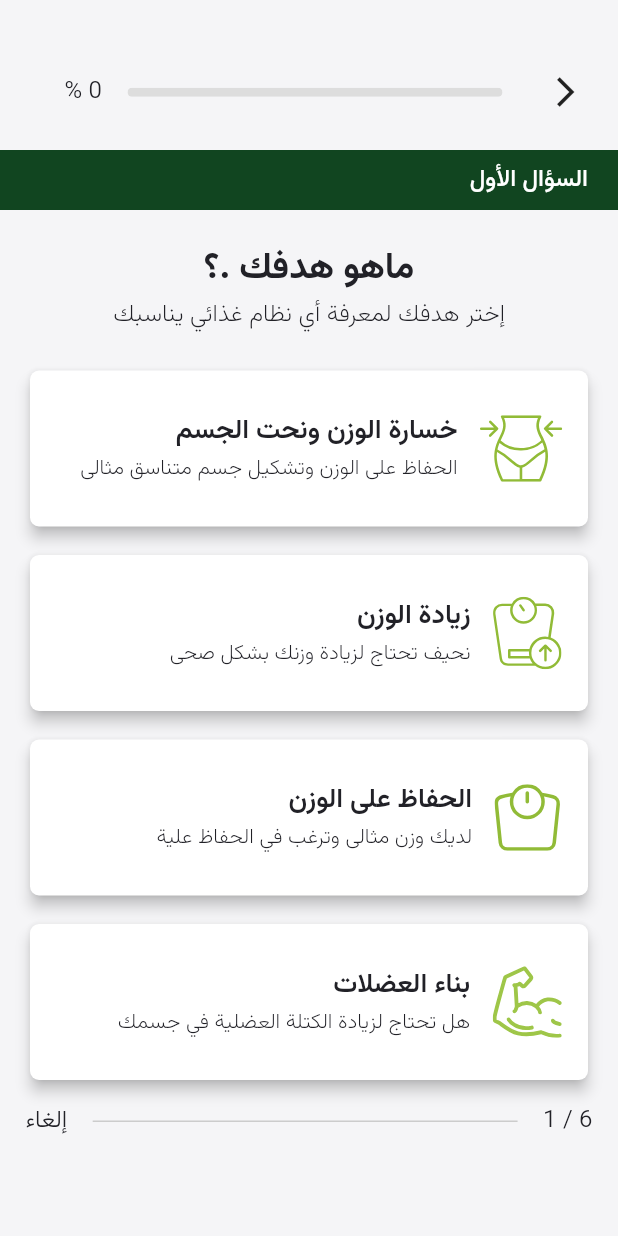
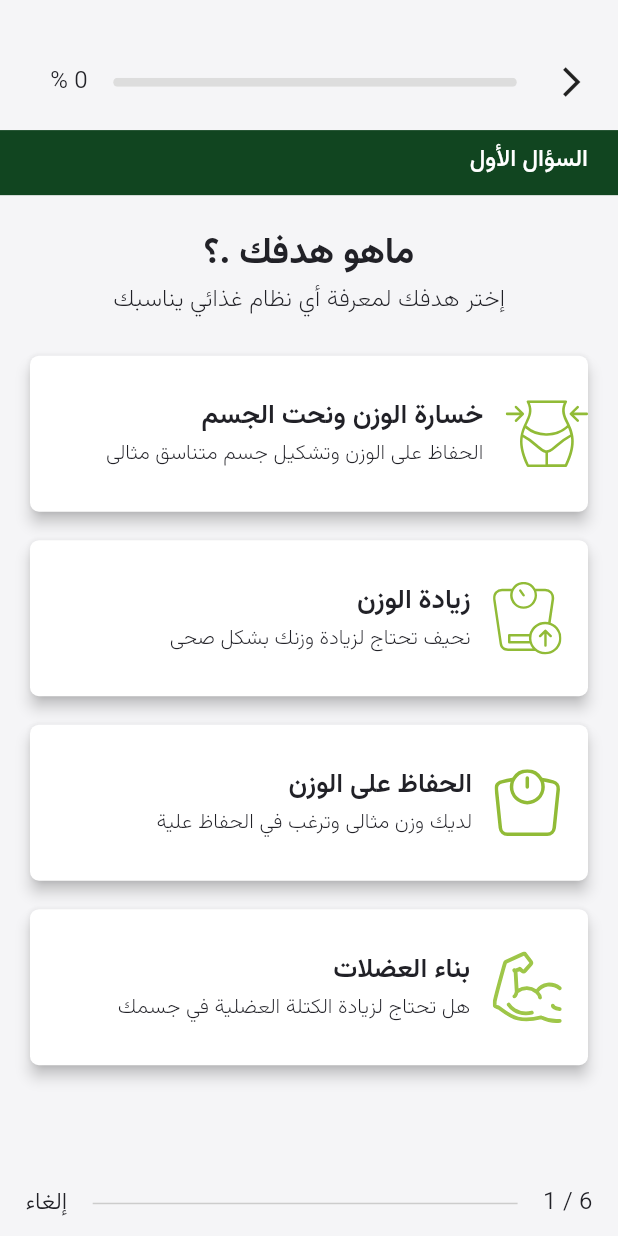
Before and after one commit to DarkNile/palta, a Flutter app: the AssessmentQuestion1 screen opened directly, on a phone screen of 412 x 824 dp. Run offline on Flutter 3.47's test engine with Material 2 defaults, Android fonts, the light colour scheme and no system bars; our stand-ins replace cached_network_image, carousel_slider, country_code_picker, dotted_line, firebase_auth, firebase_core and 10 more; missing offline and left inert: flutter_app_version_checker, flutter_flushbar, flutter_paytabs_bridge, flutter_share, the_apple_sign_in; accounts and stored records are empty; project files that could hold a hidden picture were left out.

Commit message:
make assessment question 1 responsive

```diff
--- a/lib/home/view/bottom_nav_screens/assessment/assessment_questions1.dart
+++ b/lib/home/view/bottom_nav_screens/assessment/assessment_questions1.dart
@@ -24,7 +24,9 @@ class _AssessmentQuestion1State extends State<AssessmentQuestion1> {
         crossAxisAlignment: CrossAxisAlignment.start,
         mainAxisAlignment: MainAxisAlignment.start,
         children: [
-          Container(
+          Expanded(
+            flex: 2,
+            child: Container(
               width: width,
               height: 100,
               color: paleGrey,
@@ -32,7 +34,8 @@ class _AssessmentQuestion1State extends State<AssessmentQuestion1> {
                 padding: const EdgeInsets.only(right: 17, left: 20, top: 23),
                 child: Row(
                   children: [
-                  IconButton(
+                    Expanded(
+                      child: IconButton(
                         icon: const Icon(
                           Icons.arrow_back_ios,
                           size: 24,
@@ -41,11 +44,14 @@ class _AssessmentQuestion1State extends State<AssessmentQuestion1> {
                           Get.back();
                         },
                       ),
+                    ),
                     const SizedBox(
                       width: 12,
                     ),
-                  Container(
-                    margin: EdgeInsets.symmetric(vertical: 20),
+                    Expanded(
+                      flex: 7,
+                      child: Container(
+                        margin: const EdgeInsets.symmetric(vertical: 20),
                         width: 250,
                         height: 6,
                         child: const ClipRRect(
@@ -57,18 +63,24 @@ class _AssessmentQuestion1State extends State<AssessmentQuestion1> {
                           ),
                         ),
                       ),
+                    ),
                     const SizedBox(
                       width: 17,
                     ),
-                  const CustomText(
+                    const Expanded(
+                      child: CustomText(
                         text: '0 %',
                         fontSize: 16,
+                      ),
                     )
                   ],
                 ),
               ),
             ),
-          Container(
+          ),
+          Expanded(
+            flex: 1,
+            child: Container(
               width: width,
               height: 40,
               color: pineGreen,
@@ -83,7 +95,10 @@ class _AssessmentQuestion1State extends State<AssessmentQuestion1> {
                 fontWeight: FontWeight.w500,
               ),
             ),
-          LimitedBox(
+          ),
+          Expanded(
+            flex: 15,
+            child: LimitedBox(
               maxHeight: height * 0.78,
               child: SingleChildScrollView(
                   child: Padding(
@@ -99,6 +114,7 @@ class _AssessmentQuestion1State extends State<AssessmentQuestion1> {
                     fontSize: 16,
                     fontWeight: FontWeight.w200,
                     color: darkGrey,
+                    textAlign: TextAlign.center,
                   ),
                   const SizedBox(
                     height: 20,
@@ -122,7 +138,8 @@ class _AssessmentQuestion1State extends State<AssessmentQuestion1> {
                             const SizedBox(
                               width: 15,
                             ),
-                          Column(
+                            Expanded(
+                              child: Column(
                                 crossAxisAlignment: CrossAxisAlignment.start,
                                 children: [
                                   CustomText(
@@ -140,6 +157,7 @@ class _AssessmentQuestion1State extends State<AssessmentQuestion1> {
                                     ),
                                   ),
                                 ],
+                              ),
                             )
                           ],
                         ),
@@ -197,7 +215,7 @@ class _AssessmentQuestion1State extends State<AssessmentQuestion1> {
                   ),
                   InkWell(
                     onTap: () {
-                    Get.to(() => AssessmentQuestion2());
+                      Get.to(() => const AssessmentQuestion2());
                     },
                     child: Card(
                       elevation: 4,
@@ -290,7 +308,10 @@ class _AssessmentQuestion1State extends State<AssessmentQuestion1> {
                 ]),
               )),
             ),
-          Padding(
+          ),
+          Expanded(
+            flex: 1,
+            child: Padding(
               padding: const EdgeInsets.symmetric(horizontal: 17),
               child: Row(
                 children: [
@@ -311,7 +332,7 @@ class _AssessmentQuestion1State extends State<AssessmentQuestion1> {
                   )),
                   InkWell(
                     onTap: () {
-                    Get.offAll(HomePage());
+                      Get.offAll(const HomePage());
                     },
                     child: CustomText(
                       text: 'cancel'.tr,
@@ -322,7 +343,8 @@ class _AssessmentQuestion1State extends State<AssessmentQuestion1> {
                   ),
                 ],
               ),
-          )
+            ),
+          ),
         ],
       ),
     );
```
Lines whose indentation alone changed are shown as unchanged.
